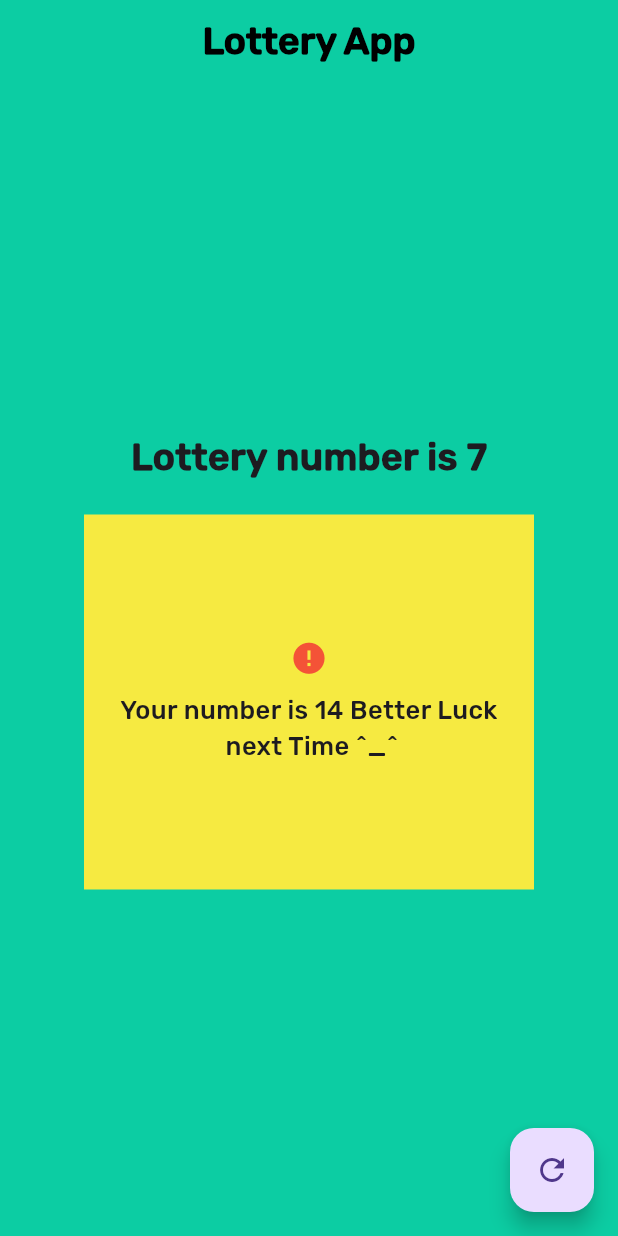
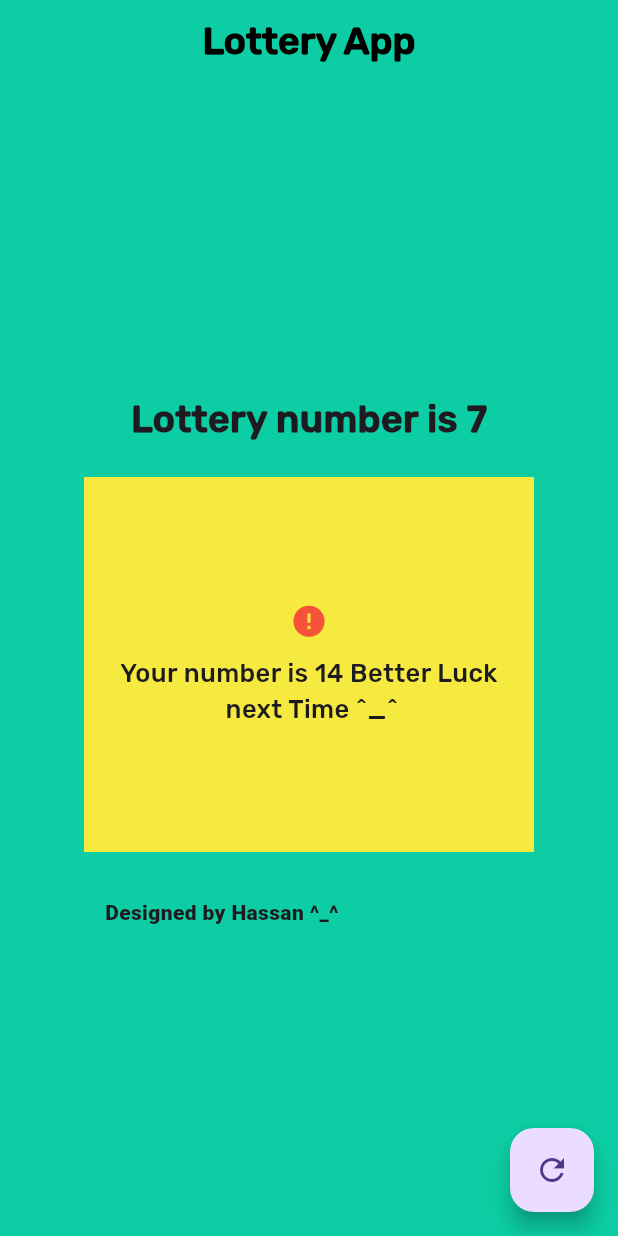
Before and after one commit to hassan54119/flutter-lottery-app, a Flutter app: the screen it shows after launch, on a phone screen of 412 x 824 dp. Run offline on Flutter 3.47's test engine with Material 3 defaults, Android fonts, the phone set to English and light mode, and no system bars.

Commit message:
Update lotteryapp.dart

```diff
--- a/lib/lotteryapp.dart
+++ b/lib/lotteryapp.dart
@@ -95,6 +95,18 @@ class _LotteryState extends State<Lottery> {
                       ],
                     ),
           ),
+            SizedBox(height: 30),
+          Padding(
+            padding: const EdgeInsets.only(left: 70.0),
+            child: Row(
+              children: [
+                Text(
+                  "Designed by Hassan ^_^",
+                  style: TextStyle(fontWeight: FontWeight.w900),
+                ),
+              ],
+            ),
+          ),
         ],
       ),
       floatingActionButton: FloatingActionButton(
```
